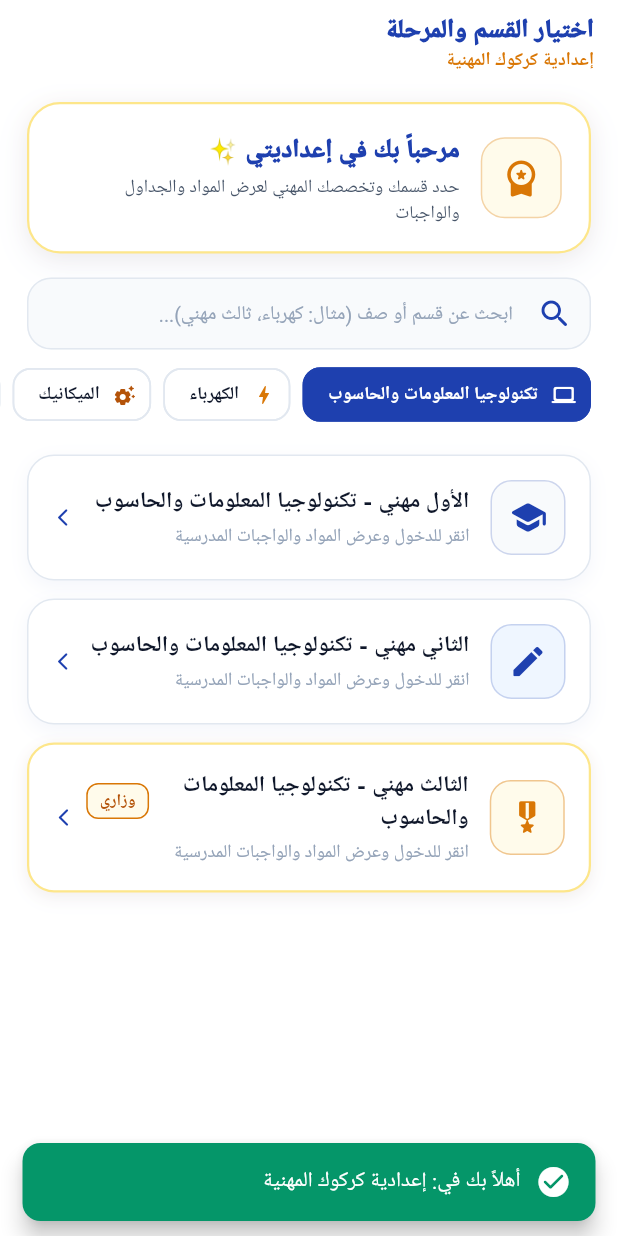
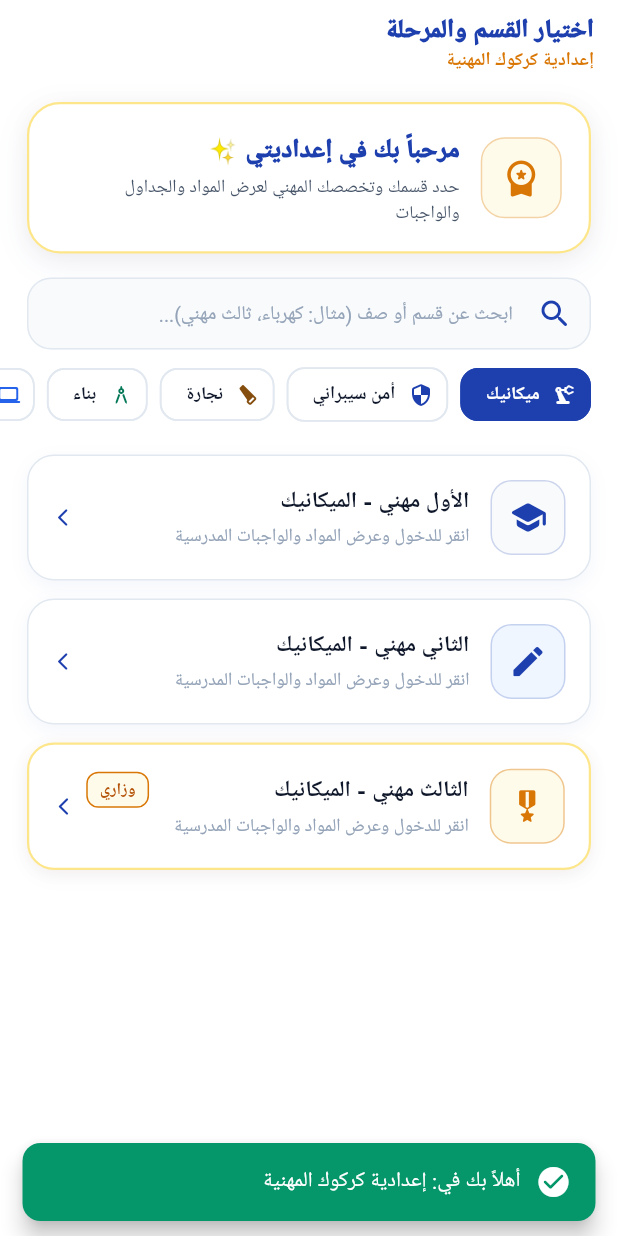
Before and after one commit to aliblueprints410-svg/Idadayati_app_project, a Flutter app: the screen it shows after launch, after a tap on "تخطي", after a tap on "دخول سريع تجريبي", on a phone screen of 412 x 824 dp. Run offline on Flutter 3.47's test engine with Material 3 defaults, Android fonts, the phone set to English and light mode, and no system bars; our stand-ins replace cached_network_image, file_picker, flutter_dotenv, flutter_image_compress, flutter_riverpod, flutter_spinkit and 7 more; missing offline and left inert: dart:js_interop, mobile_scanner, onesignal_flutter; accounts and stored records are empty; network calls fail; Roboto replaces fonts that are missing (Cairo).

Commit message:
Feat: Update Kirkuk Vocational School departments to 9 new specialties and upgrade subject icons to mature high school style

```diff
--- a/lib/features/homework/views/grade_selection_screen.dart
+++ b/lib/features/homework/views/grade_selection_screen.dart
@@ -26,7 +26,7 @@ class GradeSelectionScreen extends ConsumerStatefulWidget {
 }
 
 class _GradeSelectionScreenState extends ConsumerState<GradeSelectionScreen> {
-  String _selectedDepartment = 'تكنولوجيا المعلومات والحاسوب';
+  String _selectedDepartment = 'ميكانيك';
   final TextEditingController _searchController = TextEditingController();
   String _searchQuery = '';
 
@@ -39,15 +39,15 @@ class _GradeSelectionScreenState extends ConsumerState<GradeSelectionScreen> {
   }
 
   static const List<Map<String, dynamic>> _vocationalDepartments = [
-    {'name': 'تكنولوجيا المعلومات والحاسوب', 'icon': Icons.computer_rounded, 'color': Color(0xFF1E40AF)},
-    {'name': 'الكهرباء', 'icon': Icons.bolt_rounded, 'color': Color(0xFFD97706)},
-    {'name': 'الميكانيك', 'icon': Icons.settings_suggest_rounded, 'color': Color(0xFFB45309)},
-    {'name': 'السيارات', 'icon': Icons.directions_car_rounded, 'color': Color(0xFF0369A1)},
-    {'name': 'الإلكترونيك والسيطرة', 'icon': Icons.memory_rounded, 'color': Color(0xFF4338CA)},
-    {'name': 'التبريد والتكييف', 'icon': Icons.ac_unit_rounded, 'color': Color(0xFF0F766E)},
-    {'name': 'البناء والإنشاءات', 'icon': Icons.foundation_rounded, 'color': Color(0xFF047857)},
-    {'name': 'الاتصالات', 'icon': Icons.cell_tower_rounded, 'color': Color(0xFF1D4ED8)},
-    {'name': 'الأجهزة الطبية', 'icon': Icons.medical_services_rounded, 'color': Color(0xFFBE123C)},
+    {'name': 'ميكانيك', 'icon': Icons.precision_manufacturing_rounded, 'color': Color(0xFFB45309)},
+    {'name': 'أمن سيبراني', 'icon': Icons.security_rounded, 'color': Color(0xFF1E40AF)},
+    {'name': 'نجارة', 'icon': Icons.carpenter_rounded, 'color': Color(0xFF854D0E)},
+    {'name': 'بناء', 'icon': Icons.architecture_rounded, 'color': Color(0xFF047857)},
+    {'name': 'حاسوب', 'icon': Icons.computer_rounded, 'color': Color(0xFF2563EB)},
+    {'name': 'تكييف', 'icon': Icons.ac_unit_rounded, 'color': Color(0xFF0F766E)},
+    {'name': 'تكرير نفط', 'icon': Icons.factory_rounded, 'color': Color(0xFF475569)},
+    {'name': 'لحام', 'icon': Icons.hardware_rounded, 'color': Color(0xFFDC2626)},
+    {'name': 'بتروكيمياوي', 'icon': Icons.science_rounded, 'color': Color(0xFF7C3AED)},
   ];
 
   @override
@@ -329,7 +329,7 @@ class _GradeSelectionScreenState extends ConsumerState<GradeSelectionScreen> {
                               TextButton(
                                 onPressed: () {
                                   setState(() {
-                                    _selectedDepartment = 'تكنولوجيا المعلومات والحاسوب';
+                                    _selectedDepartment = 'ميكانيك';
                                     _searchController.clear();
                                     _searchQuery = '';
                                   });
```
Also changed, not shown: lib/core/utils/subject_visual_helper.dart (+41 -6 lines), 1 other file.
